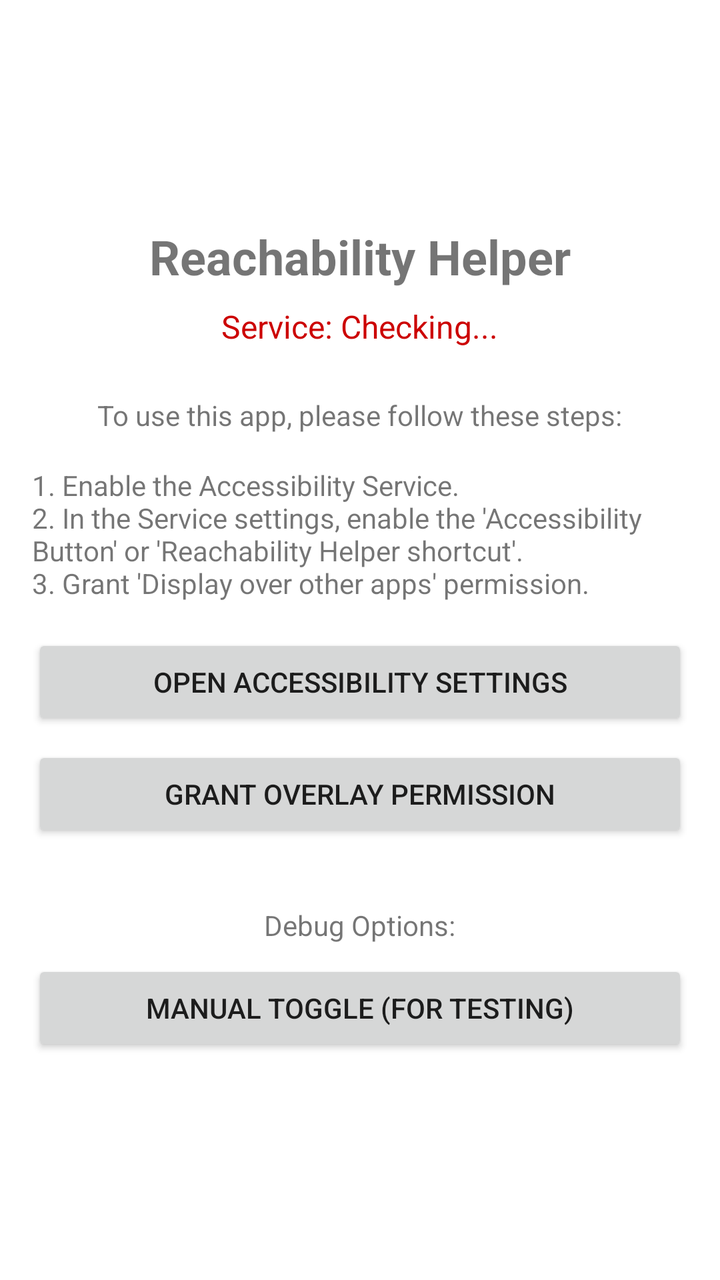
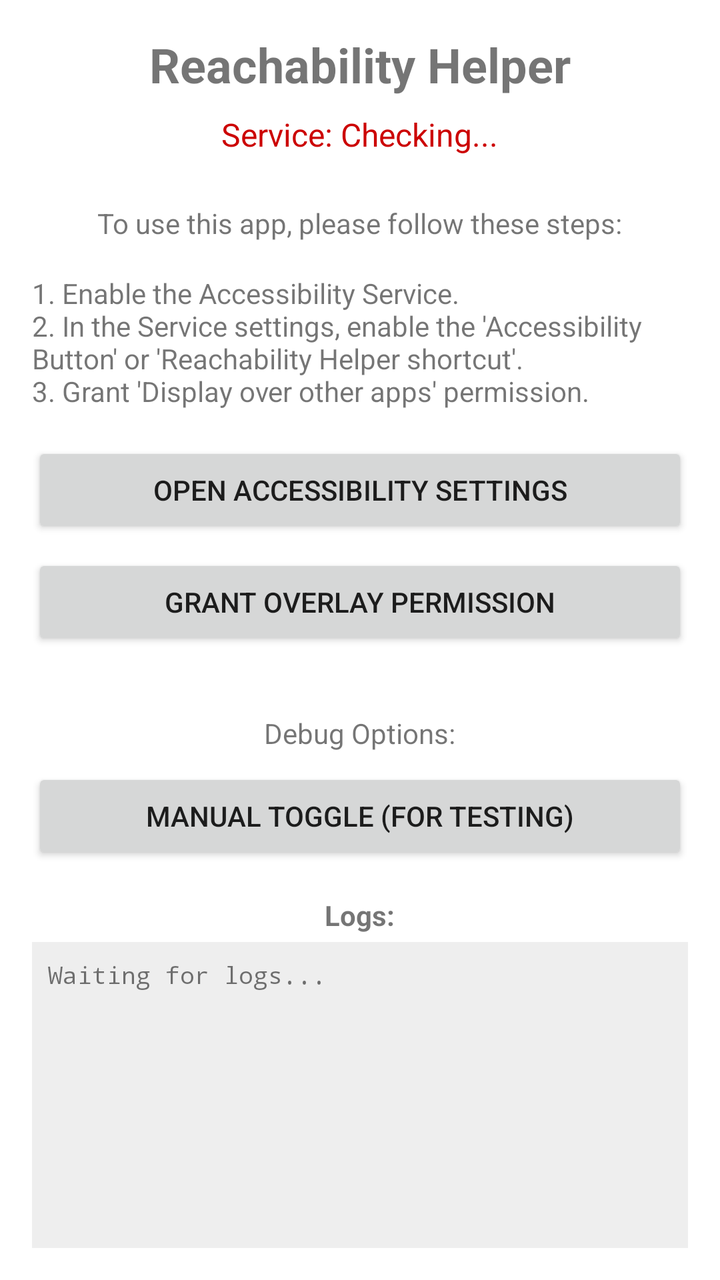

Two renders of the same Android screen: before a commit and after it. Below are the layout's source before the change and the commit's diff.
<!-- AndroidManifest.xml: application theme Theme.ReachabilityHelper -->
<!-- res/layout/activity_main.xml -->
<?xml version="1.0" encoding="utf-8"?>
<LinearLayout xmlns:android="http://schemas.android.com/apk/res/android"
    android:layout_width="match_parent"
    android:layout_height="match_parent"
    android:orientation="vertical"
    android:padding="16dp"
    android:gravity="center">

    <TextView
        android:layout_width="wrap_content"
        android:layout_height="wrap_content"
        android:text="Reachability Helper"
        android:textSize="24sp"
        android:textStyle="bold"
        android:layout_marginBottom="8dp"/>

    <TextView
        android:id="@+id/tv_service_status"
        android:layout_width="wrap_content"
        android:layout_height="wrap_content"
        android:text="Service: Checking..."
        android:textSize="16sp"
        android:layout_marginBottom="24dp"
        android:textColor="@android:color/holo_red_dark"/>

    <TextView
        android:layout_width="wrap_content"
        android:layout_height="wrap_content"
        android:text="To use this app, please follow these steps:"
        android:layout_marginBottom="16dp"
        android:textAlignment="center"/>

    <TextView
        android:layout_width="wrap_content"
        android:layout_height="wrap_content"
        android:text="1. Enable the Accessibility Service.\n2. In the Service settings, enable the 'Accessibility Button' or 'Reachability Helper shortcut'.\n3. Grant 'Display over other apps' permission."
        android:layout_marginBottom="16dp"
        android:textAlignment="viewStart"/>

    <Button
        android:id="@+id/btn_accessibility_settings"
        android:layout_width="match_parent"
        android:layout_height="wrap_content"
        android:text="Open Accessibility Settings"
        android:layout_marginBottom="8dp"/>

    <Button
        android:id="@+id/btn_overlay_settings"
        android:layout_width="match_parent"
        android:layout_height="wrap_content"
        android:text="Grant Overlay Permission"
        android:layout_marginBottom="32dp"/>

    <TextView
        android:layout_width="wrap_content"
        android:layout_height="wrap_content"
        android:text="Debug Options:"
        android:layout_marginBottom="8dp"/>

    <Button
        android:id="@+id/btn_toggle_service"
        android:layout_width="match_parent"
        android:layout_height="wrap_content"
        android:text="Manual Toggle (for testing)"/>

</LinearLayout>
<!-- resources referenced by this layout -->
<resources>
  <style name="Theme.ReachabilityHelper" parent="Theme.MaterialComponents.DayNight.DarkActionBar" />
</resources>

<!-- the commit's change to res/layout/activity_main.xml (unified diff, before → after) -->
@@ -61,6 +61,29 @@
         android:id="@+id/btn_toggle_service"
         android:layout_width="match_parent"
         android:layout_height="wrap_content"
-        android:text="Manual Toggle (for testing)"/>
+        android:text="Manual Toggle (for testing)"
+        android:layout_marginBottom="16dp"/>
+
+    <TextView
+        android:layout_width="wrap_content"
+        android:layout_height="wrap_content"
+        android:text="Logs:"
+        android:textStyle="bold"
+        android:layout_marginBottom="4dp"/>
+
+    <ScrollView
+        android:layout_width="match_parent"
+        android:layout_height="0dp"
+        android:layout_weight="1"
+        android:background="#EEEEEE"
+        android:padding="8dp">
+        <TextView
+            android:id="@+id/tv_logs"
+            android:layout_width="match_parent"
+            android:layout_height="wrap_content"
+            android:fontFamily="monospace"
+            android:textSize="12sp"
+            android:text="Waiting for logs..."/>
+    </ScrollView>
 
 </LinearLayout>
